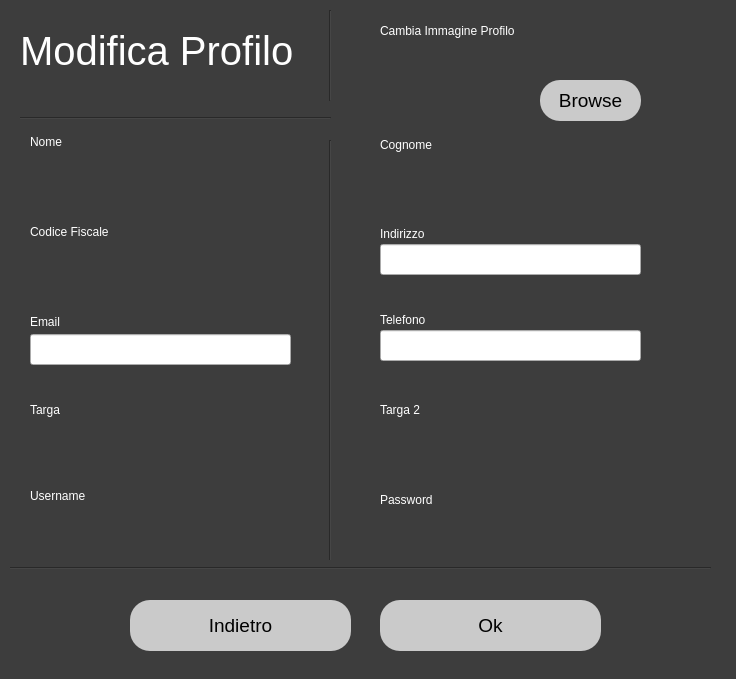
Above: Utente/Profilo/ModificaProfilo/ModificaProfilo2.ui from riccardomalpiedi/parcheggio before the change. Below: the same form after it.
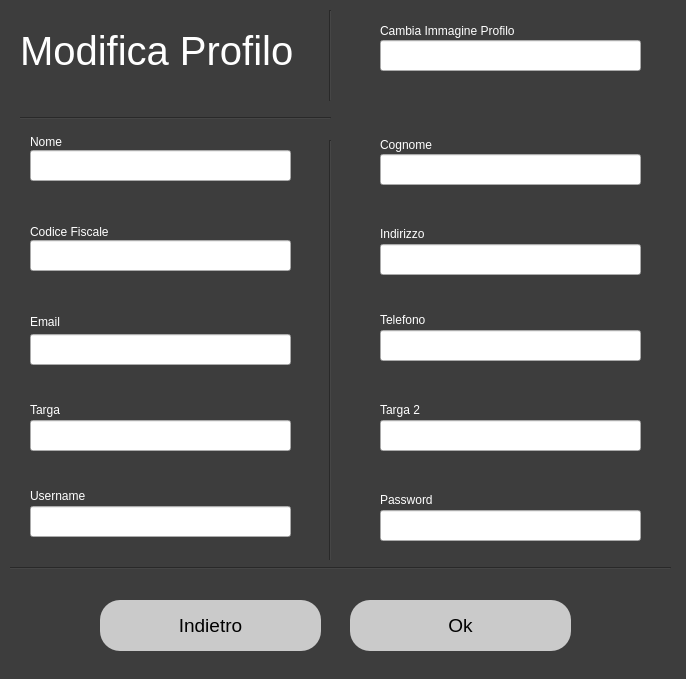
That is the form after the change.

Commit message: Modifiche alla classe modifica profilo(da migliorare), unione di modifica password con midifica profilo e correzione di piccoli errori

The edit to the form file:
```diff
--- a/Utente/Profilo/ModificaProfilo/ModificaProfilo2.ui
+++ b/Utente/Profilo/ModificaProfilo/ModificaProfilo2.ui
@@ -6,7 +6,7 @@
    <rect>
     <x>0</x>
     <y>0</y>
-    <width>736</width>
+    <width>686</width>
     <height>679</height>
    </rect>
   </property>
@@ -197,7 +197,7 @@
   <widget class="QPushButton" name="ok_button">
    <property name="geometry">
     <rect>
-     <x>380</x>
+     <x>350</x>
      <y>600</y>
      <width>221</width>
      <height>51</height>
@@ -218,7 +218,7 @@
   <widget class="QPushButton" name="back_button">
    <property name="geometry">
     <rect>
-     <x>130</x>
+     <x>100</x>
      <y>600</y>
      <width>221</width>
      <height>51</height>
@@ -273,7 +273,7 @@
     <rect>
      <x>10</x>
      <y>560</y>
-     <width>701</width>
+     <width>661</width>
      <height>16</height>
     </rect>
    </property>
@@ -351,27 +351,6 @@
     <string>Cambia Immagine Profilo</string>
    </property>
   </widget>
-  <widget class="QPushButton" name="browse_button">
-   <property name="geometry">
-    <rect>
-     <x>540</x>
-     <y>80</y>
-     <width>101</width>
-     <height>41</height>
-    </rect>
-   </property>
-   <property name="cursor">
-    <cursorShape>PointingHandCursor</cursorShape>
-   </property>
-   <property name="styleSheet">
-    <string notr="true">border-radius:20px; 
- background-color: rgb(202, 202, 202);
-font-size:14pt;</string>
-   </property>
-   <property name="text">
-    <string>Browse</string>
-   </property>
-  </widget>
   <widget class="QLabel" name="label_15">
    <property name="geometry">
     <rect>
@@ -389,75 +368,41 @@
     <string>Targa 2</string>
    </property>
   </widget>
-  <widget class="QLabel" name="nome_label">
+  <widget class="QLineEdit" name="veicolo_field">
    <property name="geometry">
     <rect>
      <x>30</x>
-     <y>154</y>
+     <y>420</y>
      <width>261</width>
      <height>31</height>
     </rect>
    </property>
    <property name="styleSheet">
-    <string notr="true">font: 11pt &quot;MS Shell Dlg 2&quot;;
-color: rgb(255, 255, 255);</string>
+    <string notr="true">color: rgb(0, 0, 0);
+font: 11pt &quot;MS Shell Dlg 2&quot;;</string>
    </property>
-   <property name="text">
-    <string/>
+   <property name="readOnly">
+    <bool>true</bool>
    </property>
   </widget>
-  <widget class="QLabel" name="cognome_label">
+  <widget class="QLineEdit" name="veicolo2_field">
    <property name="geometry">
     <rect>
      <x>380</x>
-     <y>156</y>
+     <y>420</y>
      <width>261</width>
      <height>31</height>
     </rect>
    </property>
    <property name="styleSheet">
-    <string notr="true">font: 11pt &quot;MS Shell Dlg 2&quot;;
-color: rgb(255, 255, 255);</string>
+    <string notr="true">color: rgb(0, 0, 0);
+font: 11pt &quot;MS Shell Dlg 2&quot;;</string>
    </property>
-   <property name="text">
-    <string/>
+   <property name="readOnly">
+    <bool>true</bool>
    </property>
   </widget>
-  <widget class="QLabel" name="immagine_profilo_label">
-   <property name="geometry">
-    <rect>
-     <x>380</x>
-     <y>40</y>
-     <width>261</width>
-     <height>31</height>
-    </rect>
-   </property>
-   <property name="styleSheet">
-    <string notr="true">font: 11pt &quot;MS Shell Dlg 2&quot;;
-color: rgb(255, 255, 255);</string>
-   </property>
-   <property name="text">
-    <string/>
-   </property>
-  </widget>
-  <widget class="QLabel" name="cf_label">
-   <property name="geometry">
-    <rect>
-     <x>30</x>
-     <y>244</y>
-     <width>261</width>
-     <height>31</height>
-    </rect>
-   </property>
-   <property name="styleSheet">
-    <string notr="true">font: 11pt &quot;MS Shell Dlg 2&quot;;
-color: rgb(255, 255, 255);</string>
-   </property>
-   <property name="text">
-    <string/>
-   </property>
-  </widget>
-  <widget class="QLabel" name="username_label">
+  <widget class="QLineEdit" name="username_field">
    <property name="geometry">
     <rect>
      <x>30</x>
@@ -467,14 +412,14 @@
     </rect>
    </property>
    <property name="styleSheet">
-    <string notr="true">font: 11pt &quot;MS Shell Dlg 2&quot;;
-color: rgb(255, 255, 255);</string>
+    <string notr="true">color: rgb(0, 0, 0);
+font: 11pt &quot;MS Shell Dlg 2&quot;;</string>
    </property>
-   <property name="text">
-    <string/>
+   <property name="readOnly">
+    <bool>true</bool>
    </property>
   </widget>
-  <widget class="QLabel" name="password_label">
+  <widget class="QLineEdit" name="password_field">
    <property name="geometry">
     <rect>
      <x>380</x>
@@ -484,45 +429,76 @@
     </rect>
    </property>
    <property name="styleSheet">
-    <string notr="true">font: 11pt &quot;MS Shell Dlg 2&quot;;
-color: rgb(255, 255, 255);</string>
+    <string notr="true">color: rgb(0, 0, 0);
+font: 11pt &quot;MS Shell Dlg 2&quot;;</string>
    </property>
-   <property name="text">
-    <string/>
+  </widget>
+  <widget class="QLineEdit" name="cf_field">
+   <property name="geometry">
+    <rect>
+     <x>30</x>
+     <y>240</y>
+     <width>261</width>
+     <height>31</height>
+    </rect>
    </property>
+   <property name="styleSheet">
+    <string notr="true">color: rgb(0, 0, 0);
+font: 11pt &quot;MS Shell Dlg 2&quot;;</string>
+   </property>
+   <property name="readOnly">
+    <bool>true</bool>
+   </property>
   </widget>
-  <widget class="QLabel" name="veicolo_label">
+  <widget class="QLineEdit" name="cognome_field">
    <property name="geometry">
     <rect>
+     <x>380</x>
+     <y>154</y>
+     <width>261</width>
+     <height>31</height>
+    </rect>
+   </property>
+   <property name="styleSheet">
+    <string notr="true">color: rgb(0, 0, 0);
+font: 11pt &quot;MS Shell Dlg 2&quot;;</string>
+   </property>
+   <property name="readOnly">
+    <bool>true</bool>
+   </property>
+  </widget>
+  <widget class="QLineEdit" name="nome_field">
+   <property name="geometry">
+    <rect>
      <x>30</x>
-     <y>420</y>
+     <y>150</y>
      <width>261</width>
      <height>31</height>
     </rect>
    </property>
    <property name="styleSheet">
-    <string notr="true">font: 11pt &quot;MS Shell Dlg 2&quot;;
-color: rgb(255, 255, 255);</string>
+    <string notr="true">color: rgb(0, 0, 0);
+font: 11pt &quot;MS Shell Dlg 2&quot;;</string>
    </property>
-   <property name="text">
-    <string/>
+   <property name="readOnly">
+    <bool>true</bool>
    </property>
   </widget>
-  <widget class="QLabel" name="veicolo2_label">
+  <widget class="QLineEdit" name="image_field">
    <property name="geometry">
     <rect>
      <x>380</x>
-     <y>420</y>
+     <y>40</y>
      <width>261</width>
      <height>31</height>
     </rect>
    </property>
    <property name="styleSheet">
-    <string notr="true">font: 11pt &quot;MS Shell Dlg 2&quot;;
-color: rgb(255, 255, 255);</string>
+    <string notr="true">color: rgb(0, 0, 0);
+font: 11pt &quot;MS Shell Dlg 2&quot;;</string>
    </property>
-   <property name="text">
-    <string/>
+   <property name="readOnly">
+    <bool>true</bool>
    </property>
   </widget>
  </widget>
```
The commit also changes 19 other files.
